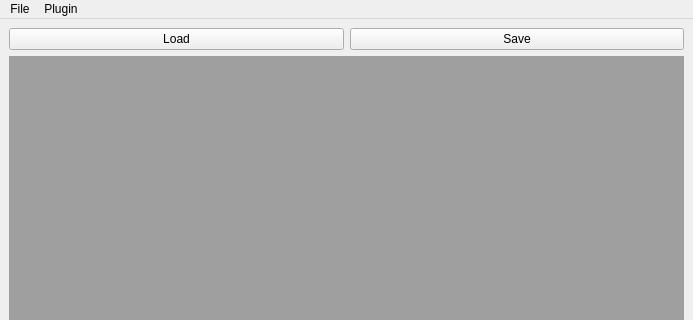
Old version of the form ui/gui/qt_new/main.ui in the repository TUB-Control/PaPI; both pictures show x 0 to 693 and y 0 to 320 of the 693 by 600 pixel window.
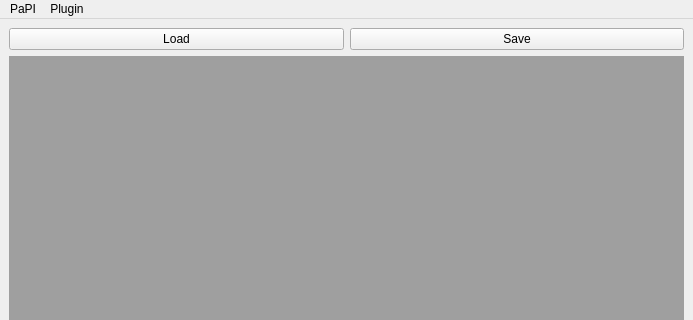
New version of the form.

The edit to the form file:
```diff
--- a/ui/gui/qt_new/main.ui
+++ b/ui/gui/qt_new/main.ui
@@ -51,9 +51,9 @@
      <height>25</height>
     </rect>
    </property>
-   <widget class="QMenu" name="menuFile">
+   <widget class="QMenu" name="menuPaPI">
     <property name="title">
-     <string>File</string>
+     <string>PaPI</string>
     </property>
     <addaction name="actionLoad"/>
     <addaction name="actionSave"/>
@@ -66,7 +66,7 @@
     <addaction name="actionOverview"/>
     <addaction name="actionCreate"/>
    </widget>
-   <addaction name="menuFile"/>
+   <addaction name="menuPaPI"/>
    <addaction name="menuPlugin"/>
   </widget>
   <widget class="QStatusBar" name="statusbar"/>
```
Left out of the diff: 12 changed lines with no effect on the pictures.
